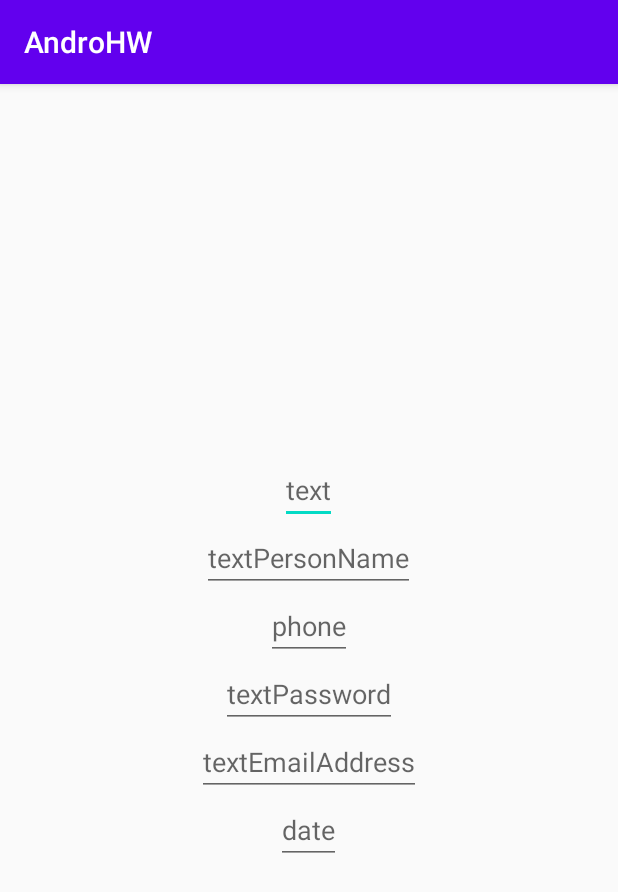
After one commit to krayman/AndroHW, an Android app: the MainActivity2 screen opened directly, with no data from a screen before it, on a phone screen of 412 x 824 dp. The commit adds this screen. Shown: the top 892 px of the screen. Run offline under Robolectric (Android 15) with nearby library versions, the phone set to English and light mode, and no system bars.

Commit message:
Задание 2

```diff
--- a/app/src/main/AndroidManifest.xml
+++ b/app/src/main/AndroidManifest.xml
@@ -9,6 +9,13 @@
         android:roundIcon="@mipmap/ic_launcher_round"
         android:supportsRtl="true"
         android:theme="@style/AppTheme">
+        <activity android:name=".MainActivity2">
+            <intent-filter>
+                <action android:name="android.intent.action.MAIN2" />
+
+                <category android:name="android.intent.category.LAUNCHER" />
+            </intent-filter>
+        </activity>
         <activity android:name=".MainActivity">
             <intent-filter>
                 <action android:name="android.intent.action.MAIN" />
--- /dev/null
+++ b/app/src/main/java/com/krayapp/androhw/MainActivity2.java
@@ -0,0 +1,14 @@
+package com.krayapp.androhw;
+
+import androidx.appcompat.app.AppCompatActivity;
+
+import android.os.Bundle;
+
+public class MainActivity2 extends AppCompatActivity {
+
+    @Override
+    protected void onCreate(Bundle savedInstanceState) {
+        super.onCreate(savedInstanceState);
+        setContentView(R.layout.activity_main2);
+    }
+}
--- a/app/src/main/res/layout/activity_main.xml
+++ b/app/src/main/res/layout/activity_main.xml
@@ -31,6 +31,7 @@
         android:textSize="68sp"
         android:textColorHighlight="#9664fe"
         />
+
     <Button
         android:id="@+id/pretty_button"
         android:layout_width="match_parent"
@@ -38,6 +39,7 @@
         android:text="@string/pretty_button"
         android:background="#96e45a"
         />
+
     <Switch
         android:layout_width="match_parent"
         android:layout_height="wrap_content"
--- /dev/null
+++ b/app/src/main/res/layout/activity_main2.xml
@@ -0,0 +1,50 @@
+<?xml version="1.0" encoding="utf-8"?>
+<LinearLayout xmlns:android="http://schemas.android.com/apk/res/android"
+    xmlns:app="http://schemas.android.com/apk/res-auto"
+    xmlns:tools="http://schemas.android.com/tools"
+    android:layout_width="match_parent"
+    android:layout_height="match_parent"
+    tools:context=".MainActivity2"
+    android:orientation="vertical"
+    android:gravity="center"
+    >
+
+
+    <EditText
+        android:layout_width="wrap_content"
+        android:layout_height="wrap_content"
+        android:inputType="text"
+        android:hint="text"
+        />
+    <EditText
+        android:layout_width="wrap_content"
+        android:layout_height="wrap_content"
+        android:inputType="textPersonName"
+        android:hint="textPersonName"
+        />
+    <EditText
+        android:layout_width="wrap_content"
+        android:layout_height="wrap_content"
+        android:inputType="phone"
+        android:hint="phone"
+        />
+    <EditText
+        android:layout_width="wrap_content"
+        android:layout_height="wrap_content"
+        android:inputType="textPassword"
+        android:hint="textPassword"
+        />
+    <EditText
+        android:layout_width="wrap_content"
+        android:layout_height="wrap_content"
+        android:inputType="textEmailAddress"
+        android:hint="textEmailAddress"
+        />
+    <EditText
+        android:layout_width="wrap_content"
+        android:layout_height="wrap_content"
+        android:inputType="date"
+        android:hint="date"
+        />
+
+</LinearLayout>
--- a/app/src/main/res/values/strings.xml
+++ b/app/src/main/res/values/strings.xml
@@ -1,6 +1,6 @@
 <resources>
-<string name="app_name">AndroHW</string>
-<string name="textHello">Mom, i am designer!</string>
+    <string name="app_name">AndroHW</string>
+    <string name="textHello">Mom, i am designer!</string>
     <string name="hint_for_edittext">Hint for EditText</string>
     <string name="pretty_button">Pretty Button</string>
     <string name="little_switch">Little Switch</string>
```
